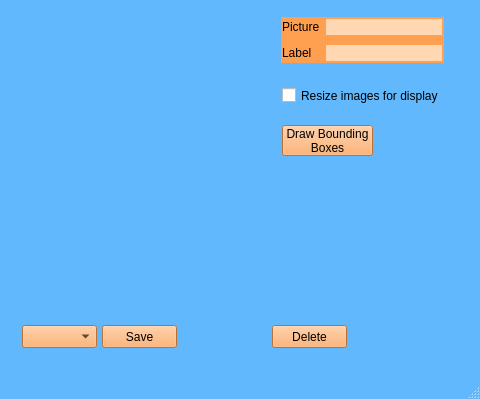
Before: the Qt Designer form data/ui/mainwindow.ui in ablacklama/FaceLabeler, drawn with Qt 5; both pictures show x 410 to 890 and y 141 to 540 of the 890 by 540 pixel window.
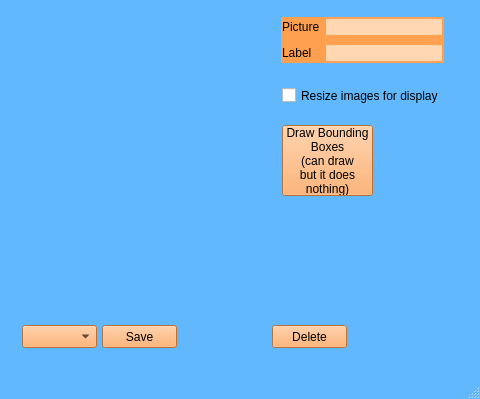
After: the same form once the commit is applied. The open tabs and pages were chosen to show the change.

Commit message: disclaimer added to bounding box button

```diff
--- a/data/ui/mainwindow.ui
+++ b/data/ui/mainwindow.ui
@@ -570,12 +570,15 @@
         <x>700</x>
         <y>270</y>
         <width>91</width>
-        <height>31</height>
+        <height>71</height>
        </rect>
       </property>
       <property name="text">
        <string>Draw Bounding
-Boxes</string>
+Boxes
+(can draw
+but it does
+nothing)</string>
       </property>
      </widget>
      <zorder>labelBackground</zorder>
```
Left out of the diff: 2 changed lines with no effect on the pictures.
